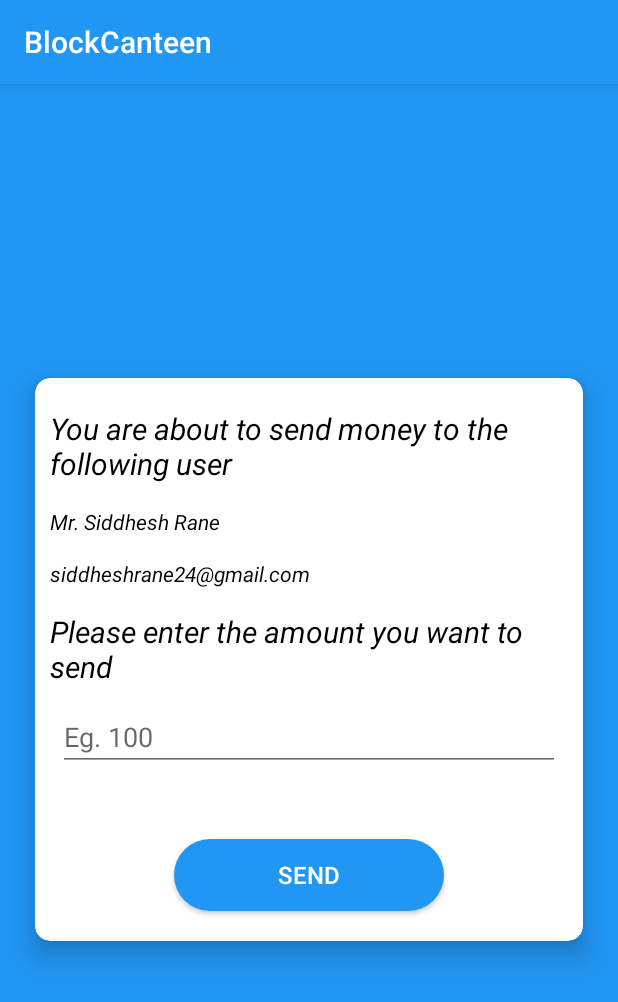
After one commit to sid24rane/BlockCanteen, an Android app: the SendActivity screen opened directly, with no data from a screen before it, on a phone screen of 412 x 824 dp. The commit adds this screen. Shown: the top 1002 px of the screen. Run offline under Robolectric (Android 15) with nearby library versions, the phone set to English and light mode, and no system bars.

Commit message:
adds sendActivity

```diff
--- a/app/src/main/AndroidManifest.xml
+++ b/app/src/main/AndroidManifest.xml
@@ -9,40 +9,35 @@
         android:allowBackup="true"
         android:fullBackupContent="false"
         android:hardwareAccelerated="true"
-        android:largeHeap="true"
         android:icon="@mipmap/ic_launcher"
         android:label="@string/app_name"
+        android:largeHeap="true"
         android:roundIcon="@mipmap/ic_launcher_round"
         android:supportsRtl="true"
         android:theme="@style/AppTheme">
-        <activity android:name=".Dashboard.DashboardActivity"
+        <activity
+            android:name=".Dashboard.DashboardActivity"
             android:screenOrientation="portrait">
             <intent-filter>
                 <action android:name="android.intent.action.MAIN" />
 
                 <category android:name="android.intent.category.LAUNCHER" />
             </intent-filter>
-
-
         </activity>
-        <activity android:name=".QRScannerActivity"
-            android:screenOrientation="portrait"
-            />
         <activity
+            android:name=".QRScannerActivity"
+            android:screenOrientation="portrait" />
+        <activity
+            android:name=".SplashScreenActivity"
             android:hardwareAccelerated="false"
-            android:name=".SplashScreenActivity"
-            android:theme="@style/AppTheme.NoActionBar">
-
-        </activity>
-        <activity android:name=".KeyGeneration.KeyGenerationActivity"
-            android:screenOrientation="portrait">
-
-
-
-        </activity>
-        <activity android:name=".QRGeneratorActivity"
-            android:screenOrientation="portrait"
-            ></activity>
+            android:theme="@style/AppTheme.NoActionBar"></activity>
+        <activity
+            android:name=".KeyGeneration.KeyGenerationActivity"
+            android:screenOrientation="portrait"></activity>
+        <activity
+            android:name=".QRGeneratorActivity"
+            android:screenOrientation="portrait" />
+        <activity android:name=".SendActivity"></activity>
     </application>
 
 </manifest>
--- a/app/src/main/java/com/example/sid24rane/blockcanteen/QRScannerActivity.java
+++ b/app/src/main/java/com/example/sid24rane/blockcanteen/QRScannerActivity.java
@@ -126,32 +126,14 @@ public class QRScannerActivity extends AppCompatActivity implements ZXingScanner
 
     @Override
     public void handleResult(Result result) {
-        final String receiver_pub_key = result.getText();
         Log.d("QRCodeScanner", result.getText());
         Log.d("QRCodeScanner", result.getBarcodeFormat().toString());
 
-        String sender_pub_key = "MFYwEAYHKoZIzj0CAQYFK4EEAAoDQgAExcIsvLH3vegArqtP7wEdyly11xAcrpV4IBIUCVM+HXoPMMpNFX8hYDjOPL4IUT4swqDkrhj1gS+XWukiGpttzQ==";
+        Intent i = new Intent(QRScannerActivity.this,SendActivity.class);
+        i.putExtra("publicKey",result.getText());
+        startActivity(i);
+        overridePendingTransition(android.R.anim.slide_in_left,android.R.anim.slide_out_right);
 
-        TransactionUtils.makeTransaction("10", sender_pub_key, receiver_pub_key, QRScannerActivity.this);
-
-        AlertDialog.Builder builder = new AlertDialog.Builder(this);
-        builder.setTitle("Scan Result");
-        builder.setPositiveButton("OK", new DialogInterface.OnClickListener() {
-            @Override
-            public void onClick(DialogInterface dialog, int which) {
-                scannerView.resumeCameraPreview(QRScannerActivity.this);
-            }
-        });
-        builder.setNeutralButton("Visit", new DialogInterface.OnClickListener() {
-            @Override
-            public void onClick(DialogInterface dialog, int which) {
-                Intent browserIntent = new Intent(Intent.ACTION_VIEW, Uri.parse(receiver_pub_key));
-                startActivity(browserIntent);
-            }
-        });
-        builder.setMessage(result.getText());
-        AlertDialog alert1 = builder.create();
-        alert1.show();
     }
 
 
--- /dev/null
+++ b/app/src/main/java/com/example/sid24rane/blockcanteen/SendActivity.java
@@ -0,0 +1,58 @@
+package com.example.sid24rane.blockcanteen;
+
+import android.content.Intent;
+import android.support.v7.app.AppCompatActivity;
+import android.os.Bundle;
+import android.view.View;
+import android.widget.Button;
+import android.widget.EditText;
+import android.widget.TextView;
+
+import com.example.sid24rane.blockcanteen.data.KeyInSharedPreferences;
+import com.example.sid24rane.blockcanteen.utilities.TransactionUtils;
+
+public class SendActivity extends AppCompatActivity {
+
+    private Button send;
+    private TextView name;
+    private TextView email;
+    private String receiverPublicKey;
+    private EditText amount;
+
+    @Override
+    protected void onCreate(Bundle savedInstanceState) {
+        super.onCreate(savedInstanceState);
+        setContentView(R.layout.activity_send);
+
+        init();
+        fetchRecieverUserDetails(receiverPublicKey);
+
+    }
+
+
+    private void init() {
+
+        Intent i = getIntent();
+        receiverPublicKey = i.getStringExtra("publicKey");
+
+        send = (Button) findViewById(R.id.send);
+        name = (TextView) findViewById(R.id.username);
+        email = (TextView) findViewById(R.id.email);
+        amount = (EditText) findViewById(R.id.amount);
+
+        send.setOnClickListener(new View.OnClickListener() {
+            @Override
+            public void onClick(View view) {
+
+                //String sender_pub_key = "MFYwEAYHKoZIzj0CAQYFK4EEAAoDQgAExcIsvLH3vegArqtP7wEdyly11xAcrpV4IBIUCVM+HXoPMMpNFX8hYDjOPL4IUT4swqDkrhj1gS+XWukiGpttzQ==";
+                String publicKey = KeyInSharedPreferences.retrievingPublicKey(SendActivity.this);
+                TransactionUtils.makeTransaction(amount.getText().toString(),publicKey,receiverPublicKey, SendActivity.this);
+            }
+        });
+    }
+
+    private void fetchRecieverUserDetails(String receiverPublicKey) {
+        //TODO retreive user details from firebase
+    }
+
+}
--- /dev/null
+++ b/app/src/main/res/layout/activity_send.xml
@@ -0,0 +1,102 @@
+<?xml version="1.0" encoding="utf-8"?>
+<ScrollView android:layout_width="match_parent"
+    android:layout_height="match_parent"
+    android:background="@color/colorPrimary"
+    xmlns:app="http://schemas.android.com/apk/res-auto"
+    xmlns:android="http://schemas.android.com/apk/res/android">
+
+    <LinearLayout
+        android:layout_width="match_parent"
+        android:layout_height="match_parent"
+        android:focusableInTouchMode="true"
+        android:layout_gravity="center_vertical"
+        android:orientation="vertical">
+
+        <android.support.v7.widget.CardView
+            android:layout_width="match_parent"
+            android:layout_height="wrap_content"
+            android:layout_margin="10dp"
+            app:cardBackgroundColor="#fff"
+            app:cardCornerRadius="10dp"
+            app:cardElevation="10dp"
+            app:cardUseCompatPadding="true"
+            android:layout_gravity="center_vertical"
+            >
+
+            <LinearLayout
+                android:layout_width="match_parent"
+                android:layout_height="wrap_content"
+                android:layout_margin="10dp"
+                android:orientation="vertical">
+
+                <TextView
+                    android:textColor="#000000"
+                    android:layout_width="wrap_content"
+                    android:layout_height="wrap_content"
+                    android:layout_marginTop="10dp"
+                    android:layout_marginBottom="5dp"
+                    android:textStyle="italic"
+                    android:textSize="20dp"
+                    android:text="You are about to send money to the following user"
+                    />
+
+
+                <TextView
+                    android:textColor="#000000"
+                    android:layout_width="wrap_content"
+                    android:layout_height="wrap_content"
+                    android:layout_marginTop="10dp"
+                    android:layout_marginBottom="5dp"
+                    android:textStyle="italic"
+                    android:id="@+id/username"
+                    android:text="Mr. Siddhesh Rane"
+                    />
+
+                <TextView
+                    android:textColor="#000000"
+                    android:layout_width="wrap_content"
+                    android:layout_height="wrap_content"
+                    android:layout_marginTop="10dp"
+                    android:layout_marginBottom="5dp"
+                    android:textStyle="italic"
+                    android:id="@+id/email"
+                    android:text="siddheshrane24@gmail.com"
+                    />
+
+                <TextView
+                    android:textColor="#000000"
+                    android:layout_width="wrap_content"
+                    android:layout_height="wrap_content"
+                    android:layout_marginTop="10dp"
+                    android:layout_marginBottom="5dp"
+                    android:textStyle="italic"
+                    android:textSize="20dp"
+                    android:text="Please enter the amount you want to send"
+                    />
+
+                <EditText
+                    android:id="@+id/amount"
+                    android:layout_margin="5dp"
+                    android:layout_marginTop="10dp"
+                    android:layout_marginBottom="5dp"
+                    android:hint="Eg. 100"
+                    android:layout_width="match_parent"
+                    android:layout_height="wrap_content"
+                    />
+
+                <Button
+                    android:id="@+id/send"
+                    android:layout_width="180dp"
+                    android:layout_height="wrap_content"
+                    android:layout_gravity="center_horizontal"
+                    android:layout_marginTop="40dp"
+                    android:text="Send"
+                    android:layout_marginBottom="10dp"
+                    android:textColor="#fff"
+                    android:textSize="16dp"
+                    android:background="@layout/button_border_corner_circle_"/>
+
+            </LinearLayout>
+        </android.support.v7.widget.CardView>
+    </LinearLayout>
+</ScrollView>
```
